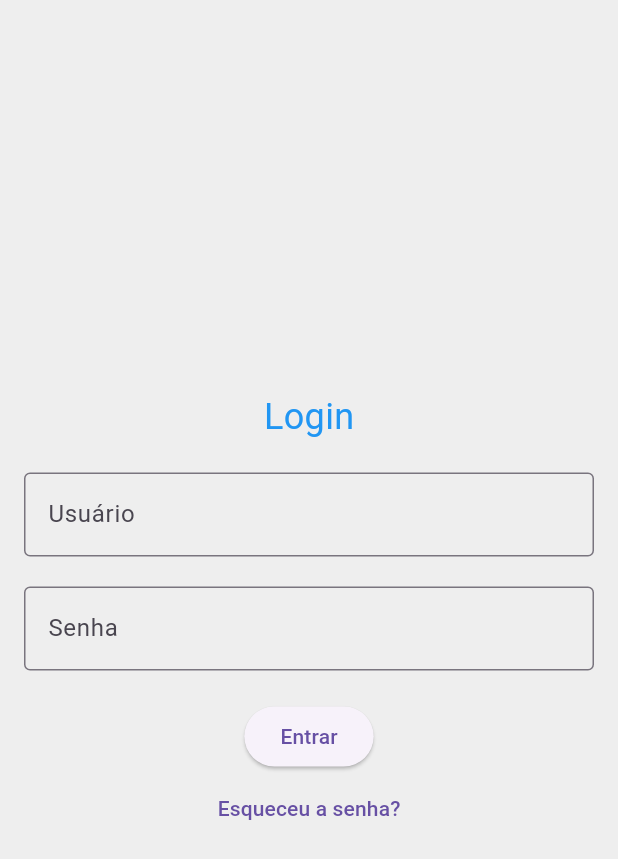
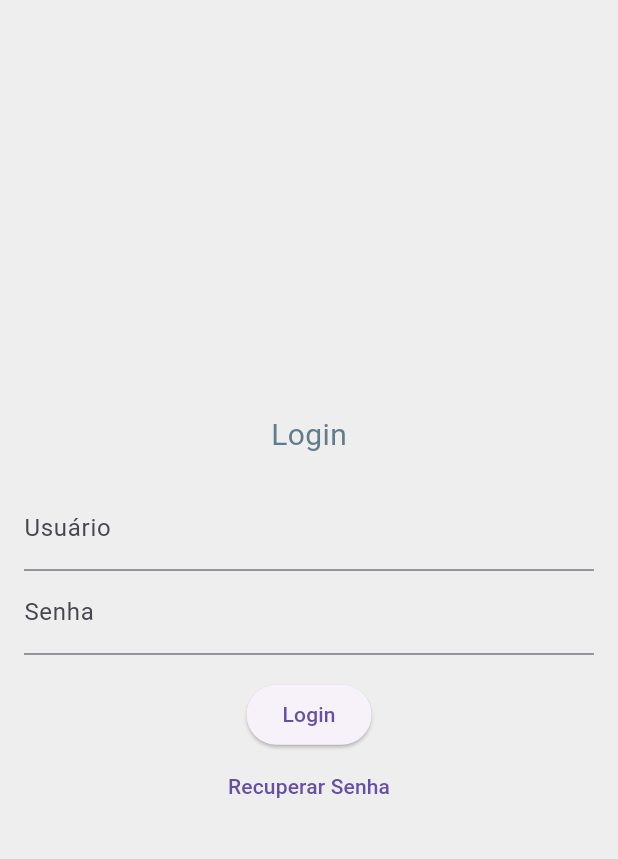
Before and after one commit to andressateixeira13/projeto_mobile, a Flutter app: the screen it shows after launch, on a phone screen of 412 x 824 dp. Shown: the top 859 px of the screen. Run offline on Flutter 3.47's test engine with Material 3 defaults, Android fonts, the phone set to English and light mode, and no system bars; our stand-ins replace image_picker.

Commit message:
commit 2

```diff
--- a/lib/login_page.dart
+++ b/lib/login_page.dart
@@ -1,47 +1,48 @@
 import 'package:flutter/material.dart';
+import 'activity_list_page.dart';
+import 'password_recovery_page.dart';
 
 class LoginPage extends StatelessWidget {
   @override
   Widget build(BuildContext context) {
     return Scaffold(
       backgroundColor: Colors.grey[200],
-      body: Center(
-        child: Padding(
-          padding: const EdgeInsets.all(16.0),
+      body: Padding(
+        padding: const EdgeInsets.all(16.0),
+        child: Center(
           child: Column(
-            mainAxisAlignment: MainAxisAlignment.center,
-            children: <Widget>[
+            mainAxisSize: MainAxisSize.min,
+            children: [
               Text(
                 'Login',
-                style: TextStyle(fontSize: 24, color: Colors.blue),
+                style: TextStyle(fontSize: 20, color: Colors.blueGrey),
               ),
-              SizedBox(height: 20),
+              SizedBox(height: 20,),
               TextField(
-                decoration: InputDecoration(
-                  labelText: 'Usuário',
-                  border: OutlineInputBorder(),
-                ),
+                decoration: InputDecoration(labelText: 'Usuário'),
               ),
-              SizedBox(height: 20),
               TextField(
+                decoration: InputDecoration(labelText: 'Senha'),
                 obscureText: true,
-                decoration: InputDecoration(
-                  labelText: 'Senha',
-                  border: OutlineInputBorder(),
-                ),
               ),
-              SizedBox(height: 20),
+              SizedBox(height: 16),
               ElevatedButton(
                 onPressed: () {
-                  Navigator.pushNamed(context, '/activityList');
+                  Navigator.pushReplacement(
+                    context,
+                    MaterialPageRoute(builder: (context) => ActivityListPage()),
+                  );
                 },
-                child: Text('Entrar'),
+                child: Text('Login'),
               ),
               TextButton(
                 onPressed: () {
-                  Navigator.pushNamed(context, '/passwordRecovery');
+                  Navigator.push(
+                    context,
+                    MaterialPageRoute(builder: (context) => PasswordRecoveryPage()),
+                  );
                 },
-                child: Text('Esqueceu a senha?'),
+                child: Text('Recuperar Senha'),
               ),
             ],
           ),
--- a/lib/main.dart
+++ b/lib/main.dart
@@ -1,9 +1,5 @@
 import 'package:flutter/material.dart';
 import 'login_page.dart';
-import 'password_recovery_page.dart';
-import 'activity_list_page.dart';
-import 'activity_details_page.dart';
-import 'update_activity_page.dart';
 
 void main() {
   runApp(MyApp());
@@ -13,28 +9,11 @@ class MyApp extends StatelessWidget {
   @override
   Widget build(BuildContext context) {
     return MaterialApp(
-      title: 'Gerenciamento de Atividades',
+      title: 'Sistema de Atividades',
       theme: ThemeData(
-        primarySwatch: Colors.blue,
-        visualDensity: VisualDensity.adaptivePlatformDensity,
+        primarySwatch: Colors.blueGrey,
       ),
-      initialRoute: '/',
-      routes: {
-        '/': (context) => LoginPage(),
-        '/passwordRecovery': (context) => PasswordRecoveryPage(),
-        '/activityList': (context) => ActivityListPage(),
-      },
-      onGenerateRoute: (settings) {
-        if (settings.name == '/activityDetails') {
-          final args = settings.arguments as String;
-          return MaterialPageRoute(
-            builder: (context) {
-              return ActivityDetailsPage(activityName: args);
-            },
-          );
-        }
-        return null;
-      },
+      home: LoginPage(),
     );
   }
 }
--- a/lib/update_activity_page.dart
+++ b/lib/update_activity_page.dart
@@ -2,10 +2,12 @@ import 'package:flutter/material.dart';
 import 'package:image_picker/image_picker.dart';
 import 'dart:io';
 
+import 'package:projeto_mobile/activity.dart';
+
 class UpdateActivityPage extends StatefulWidget {
   final String activityName;
 
-  UpdateActivityPage({required this.activityName});
+  UpdateActivityPage({required this.activityName, required Activity activity});
 
   @override
   _UpdateActivityPageState createState() => _UpdateActivityPageState();
@@ -30,7 +32,7 @@ class _UpdateActivityPageState extends State<UpdateActivityPage> {
       backgroundColor: Colors.grey[200],
       appBar: AppBar(
         title: Text(widget.activityName),
-        backgroundColor: Colors.blue,
+        backgroundColor: Colors.blueGrey,
       ),
       body: Padding(
         padding: const EdgeInsets.all(16.0),
```
Also changed, not shown: lib/activity.dart (added, +19 -0 lines), lib/activity_details_page.dart (+17 -20 lines), lib/activity_list_page.dart (+64 -5 lines), lib/password_recovery_page.dart (+13 -20 lines), pubspec.yaml (+9 -9 lines), pubspec.lock.
